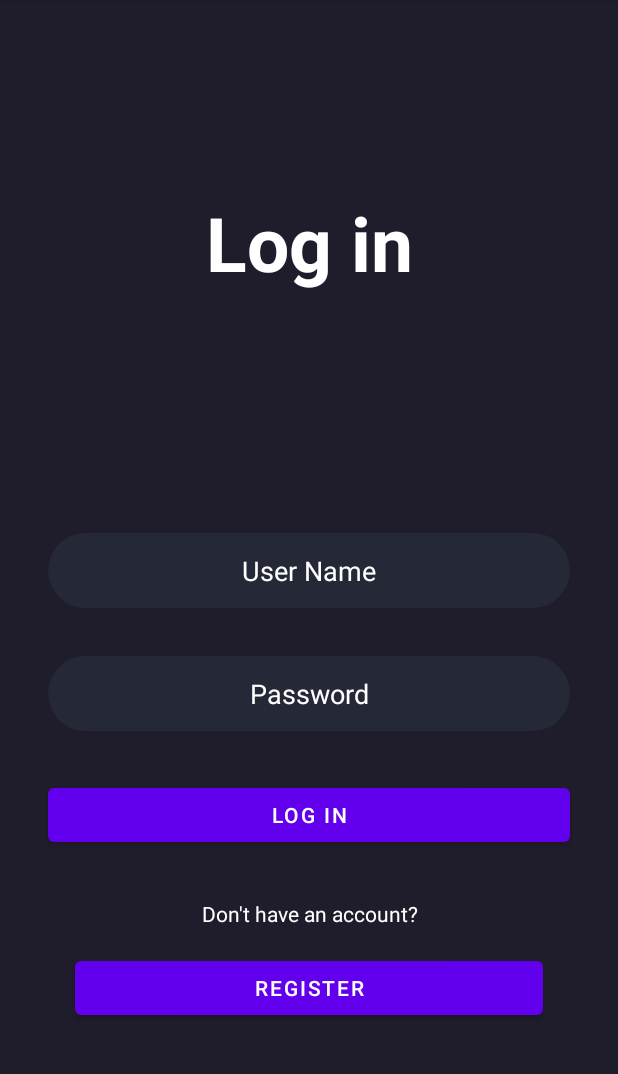
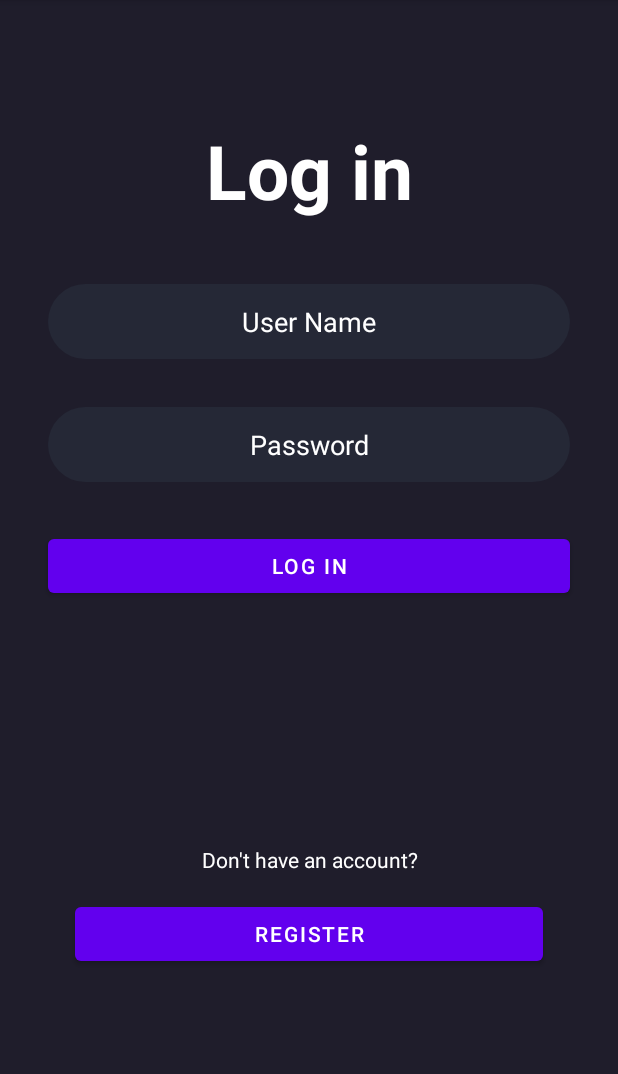
Before and after one commit to zGunteer/CinemaApp, an Android app: the LoginActivity screen opened directly, with no data from a screen before it, on a phone screen of 412 x 824 dp, the part 84-1158 px from its top. Run offline under Robolectric (Android 15) with nearby library versions, the phone set to English and light mode, and no system bars.

Commit message:
Update activity_login.xml
updated activity_login.xml

```diff
--- a/app/src/main/res/layout/activity_login.xml
+++ b/app/src/main/res/layout/activity_login.xml
@@ -33,7 +33,7 @@
             android:textAlignment="center"
             android:textSize="50sp"
             android:textColor="@color/white"
-            android:layout_marginTop="128dp"
+            android:layout_marginTop="80dp"
             android:layout_marginBottom="32dp"
             android:textStyle="bold"/>
 
@@ -47,7 +47,7 @@
             android:textColorHint="@color/white"
             android:ems="10"
             android:background="@drawable/edittext_background"
-            android:layout_marginTop="128dp"
+            android:layout_marginTop="10dp"
             android:layout_marginStart="32dp"
             android:layout_marginEnd="32dp"
             android:inputType="text"
@@ -81,7 +81,7 @@
 
         <TextView
             android:id="@+id/textView2"
-            android:layout_marginTop="32dp"
+            android:layout_marginTop="162dp"
             android:layout_width="match_parent"
             android:layout_height="wrap_content"
             android:textColor="@color/white"
```
